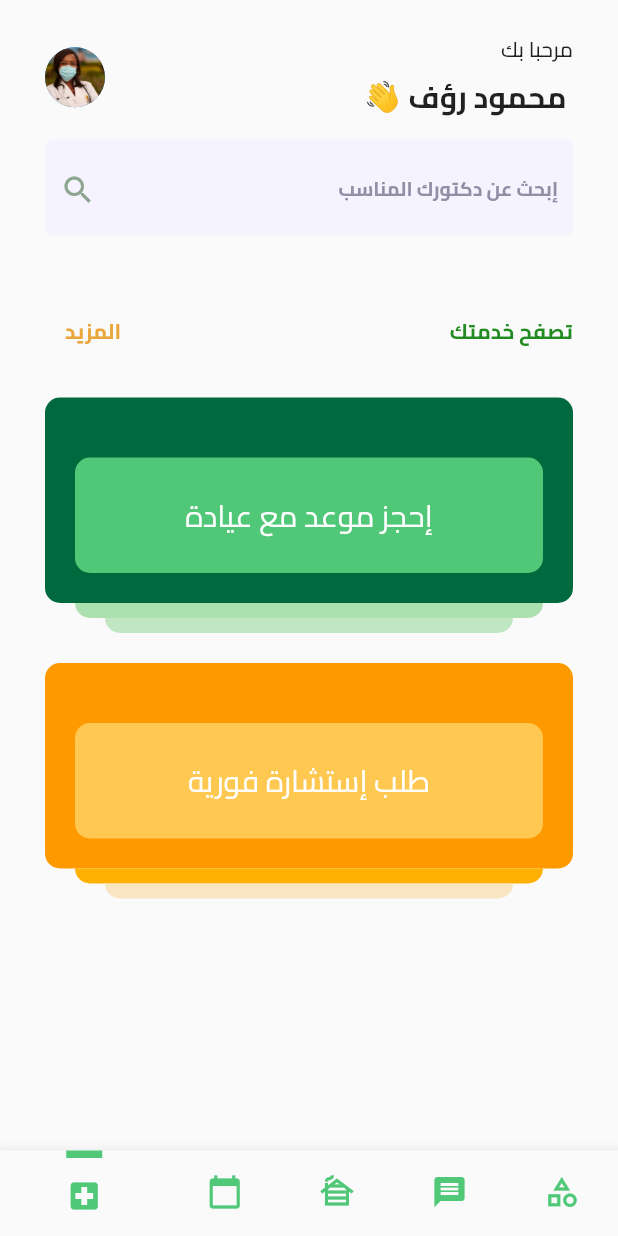
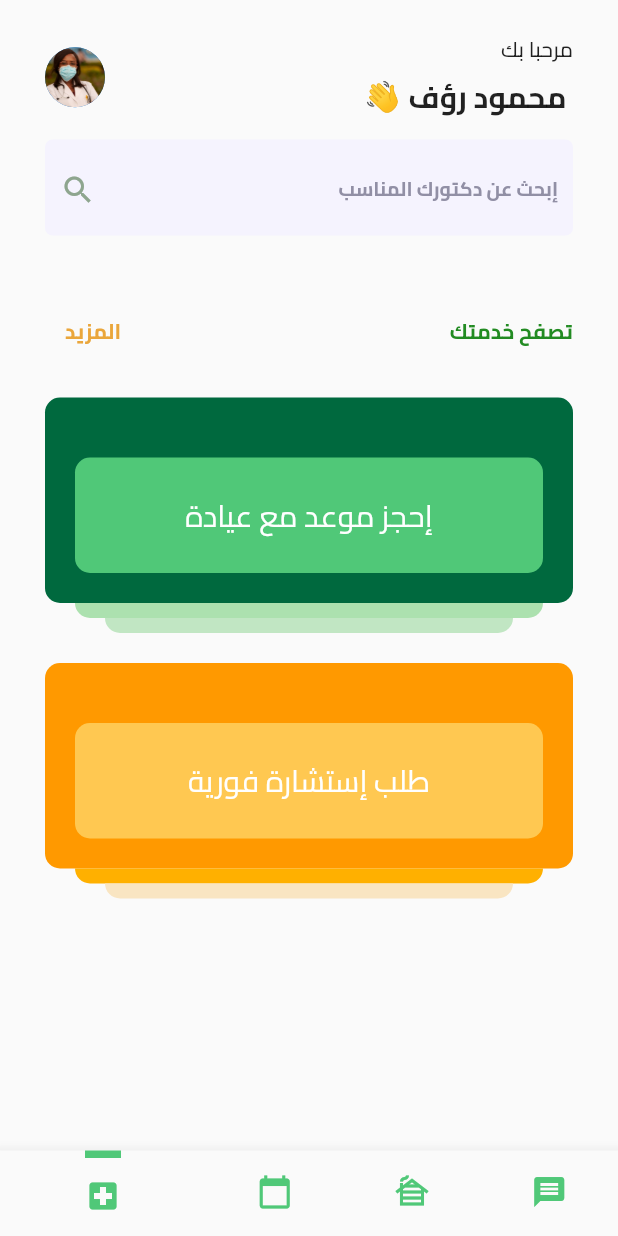
Before and after one commit to Mahmoud-Raouf/tarahm, a Flutter app: the screen it shows after launch, on a phone screen of 412 x 824 dp. Run offline on Flutter 3.47's test engine with Material 2 defaults, Android fonts, the phone set to English and light mode, and no system bars; our stand-ins replace flutter_map, latlong2.

Commit message:
Remove Category

```diff
--- a/lib/screens/home.dart
+++ b/lib/screens/home.dart
@@ -1,6 +1,5 @@
 import 'package:flutter/material.dart';
 import 'package:medicare/styles/colors.dart';
-import 'package:medicare/tabs/Category_Doctors.dart';
 import 'package:medicare/tabs/HomeTab.dart';
 import 'package:medicare/tabs/Messages.dart';
 import 'package:medicare/tabs/clinicsAppointment.dart';
@@ -18,7 +17,6 @@ List<Map> navigationBarItems = [
   {'icon': Icons.calendar_today, 'index': 1},
   {'icon': Icons.cabin_outlined, 'index': 2},
   {'icon': Icons.message, 'index': 3},
-  {'icon': Icons.category_outlined, 'index': 4},
 ];
 
 class _HomeState extends State<Home> {
@@ -46,7 +44,6 @@ class _HomeState extends State<Home> {
       ScheduleTabClinics(),
       ScheduleTabDoctors(),
       MessagesTab(),
-      CategoryDoctors(),
     ];
 
     return Scaffold(
```
